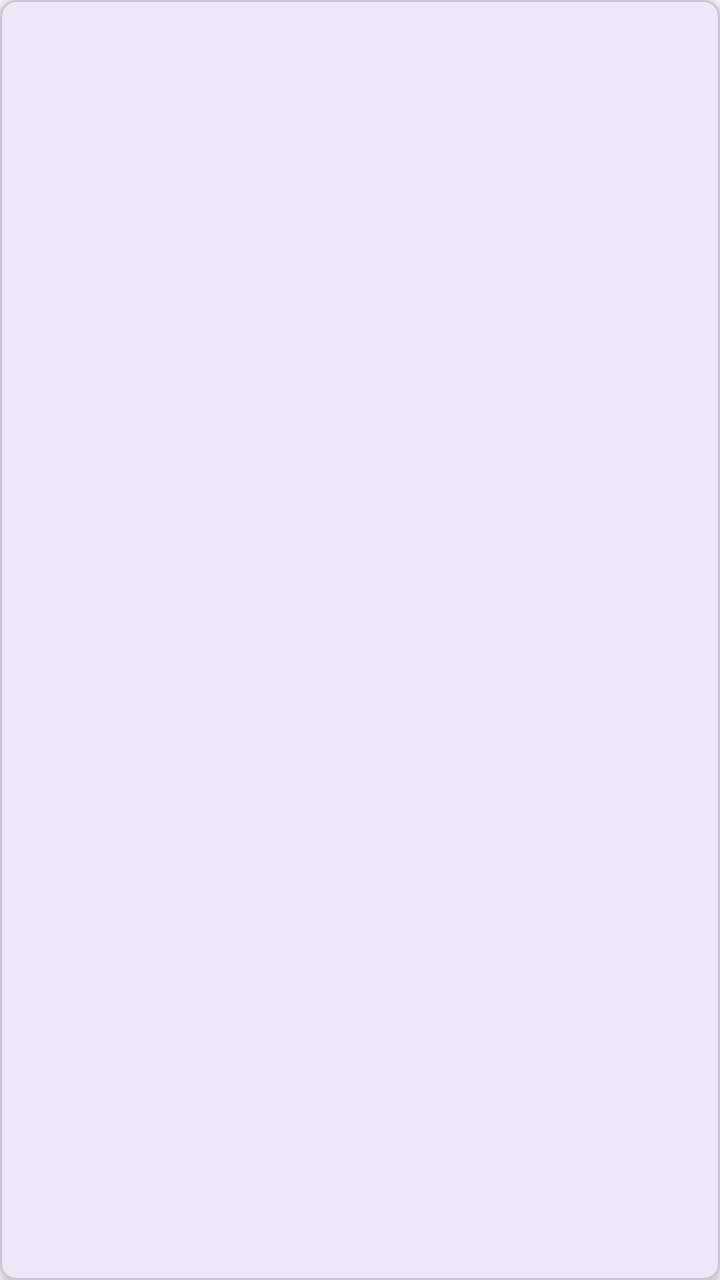
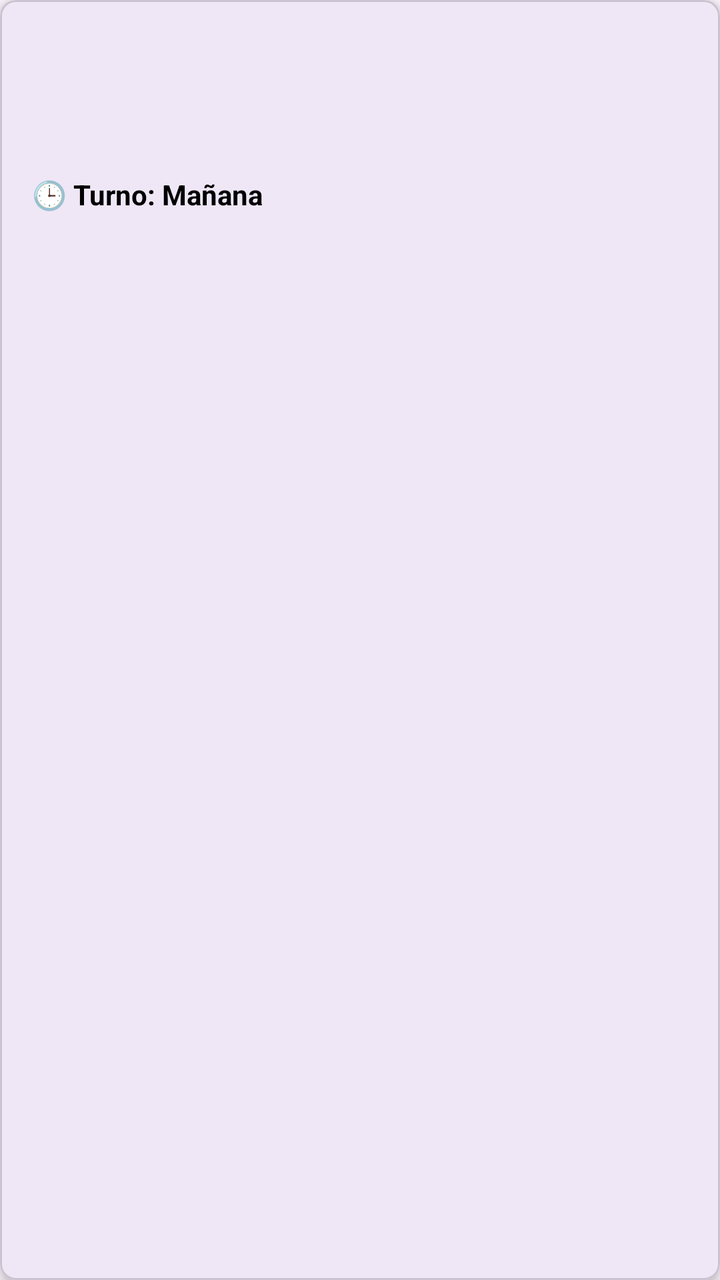

Compare the two renders of this Android layout. The source of the first and the diff that turns it into the second are given below.
<!-- AndroidManifest.xml: application theme Theme.FodManager -->
<!-- res/layout/item_incidencia.xml -->
<?xml version="1.0" encoding="utf-8"?>
<com.google.android.material.card.MaterialCardView
    xmlns:android="http://schemas.android.com/apk/res/android"
    xmlns:app="http://schemas.android.com/apk/res-auto"
    android:layout_width="match_parent"
    android:layout_height="wrap_content"
    android:layout_margin="8dp"
    app:cardCornerRadius="8dp"
    app:cardElevation="4dp">

    <LinearLayout
        android:layout_width="match_parent"
        android:layout_height="wrap_content"
        android:orientation="vertical"
        android:padding="16dp">

        
        <TextView
            android:id="@+id/tvAeronave"
            android:layout_width="wrap_content"
            android:layout_height="wrap_content"
            android:textSize="16sp"
            android:textStyle="bold"
            android:layout_marginBottom="4dp" />

        
        <TextView
            android:id="@+id/tvEstado"
            android:layout_width="wrap_content"
            android:layout_height="wrap_content"
            android:textSize="14sp"
            android:textStyle="bold"
            android:layout_marginBottom="4dp" />

        
        <TextView
            android:id="@+id/tvFecha"
            android:layout_width="wrap_content"
            android:layout_height="wrap_content"
            android:textSize="14sp"
            android:textColor="@android:color/darker_gray"
            android:layout_marginBottom="4dp" />

        
        <TextView
            android:id="@+id/tvDeclaranteResumen"
            android:layout_width="wrap_content"
            android:layout_height="wrap_content"
            android:textSize="14sp"
            android:layout_marginBottom="6dp" />

        
        <TextView
            android:id="@+id/tvTipoFod"
            android:layout_width="wrap_content"
            android:layout_height="wrap_content"
            android:textSize="14sp"
            android:layout_marginBottom="4dp" />

        
        <TextView
            android:id="@+id/tvPrioridad"
            android:layout_width="wrap_content"
            android:layout_height="wrap_content"
            android:textSize="14sp"
            android:textStyle="bold"
            android:layout_marginBottom="4dp" />

        
        <TextView
            android:id="@+id/tvZona"
            android:layout_width="wrap_content"
            android:layout_height="wrap_content"
            android:textSize="14sp"
            android:layout_marginBottom="4dp" />

        
        <TextView
            android:id="@+id/tvDescripcion"
            android:layout_width="wrap_content"
            android:layout_height="wrap_content"
            android:textSize="14sp" />

    </LinearLayout>

</com.google.android.material.card.MaterialCardView>
<!-- resources referenced by this layout -->
<resources>
  <style name="Theme.FodManager" parent="Base.Theme.FodManager" />
  <style name="Base.Theme.FodManager" parent="Theme.Material3.DayNight.NoActionBar">
          
          
      </style>
</resources>

<!-- the commit's change to res/layout/item_incidencia.xml (unified diff, before → after) -->
@@ -38,8 +38,20 @@
             android:layout_width="wrap_content"
             android:layout_height="wrap_content"
             android:textSize="14sp"
-            android:textColor="@android:color/darker_gray"
+            android:textStyle="bold"
+            android:textColor="@android:color/black"
             android:layout_marginBottom="4dp" />
+
+        
+        <TextView
+            android:id="@+id/tvTurnoIncidencia"
+            android:layout_width="wrap_content"
+            android:layout_height="wrap_content"
+            android:text="🕒 Turno: Mañana"
+            android:textSize="14sp"
+            android:textStyle="bold"
+            android:textColor="@android:color/black"
+            android:layout_marginBottom="6dp" />
 
         
         <TextView
